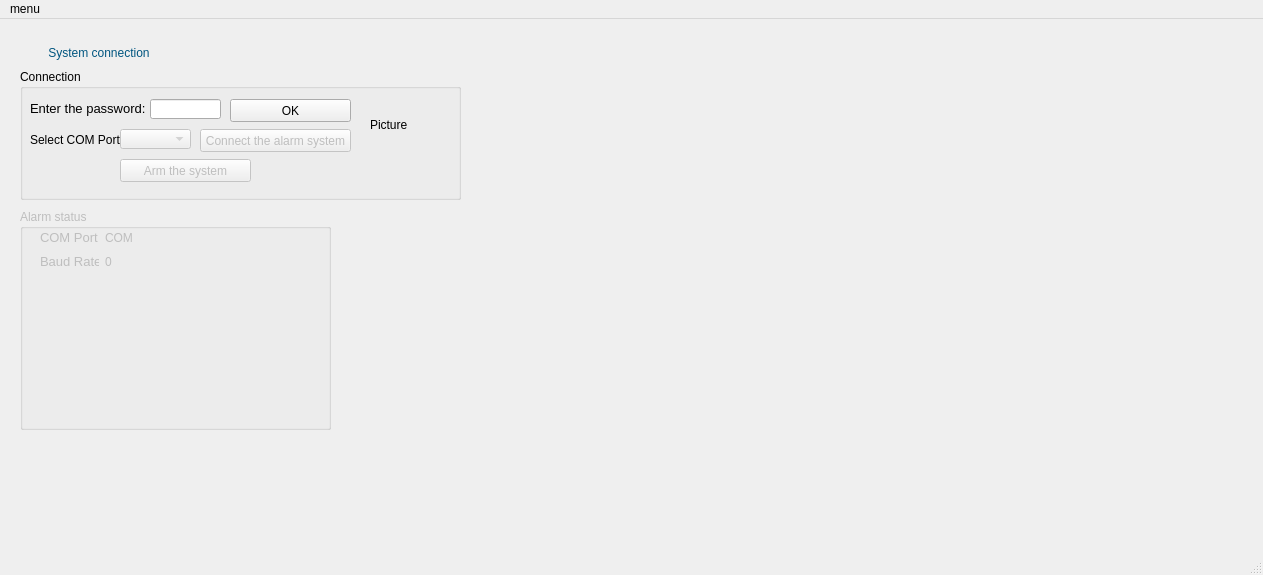
Above: alarm_system/mainwindow.ui from tamasstummer/alarm_system_Qt before the change. Below: the same form after it.
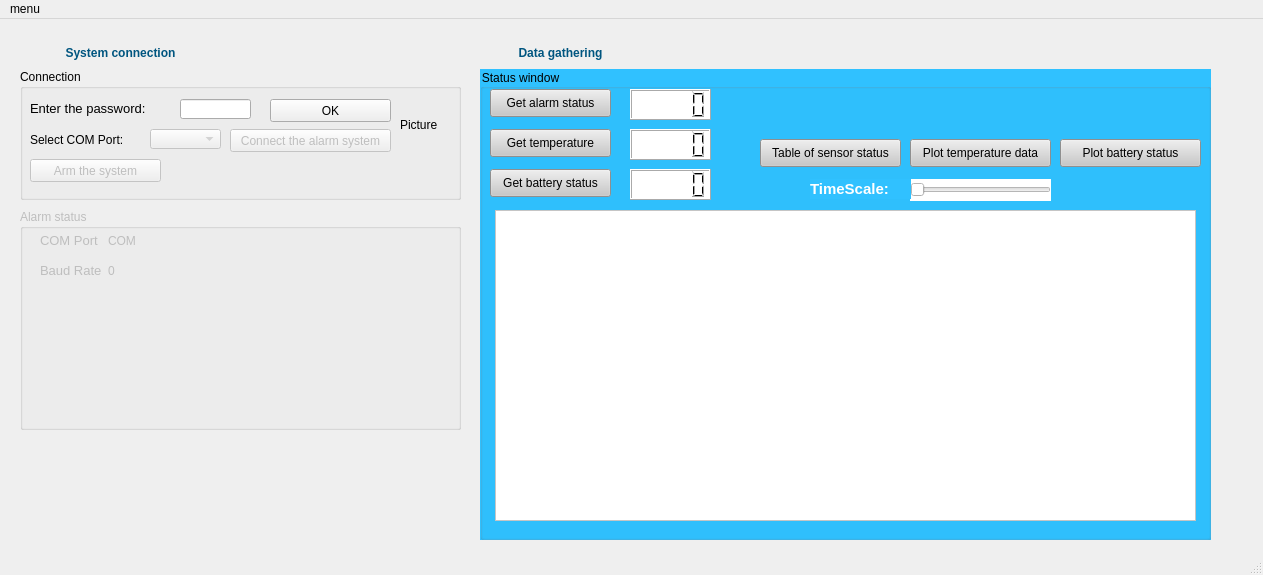
That is the form after the change.

Commit message: feature is started with mainwindow modification

What changed in the file:
```diff
--- a/alarm_system/mainwindow.ui
+++ b/alarm_system/mainwindow.ui
@@ -22,7 +22,7 @@
      <rect>
       <x>20</x>
       <y>10</y>
-      <width>158</width>
+      <width>201</width>
       <height>49</height>
      </rect>
     </property>
@@ -33,7 +33,7 @@
      <string notr="true">font: 12pt &quot;MS Shell Dlg 2&quot;;</string>
     </property>
     <property name="text">
-     <string>&lt;html&gt;&lt;head/&gt;&lt;body&gt;&lt;p&gt;&lt;span style=&quot; color:#00557f;&quot;&gt;System connection&lt;/span&gt;&lt;/p&gt;&lt;/body&gt;&lt;/html&gt;</string>
+     <string>&lt;html&gt;&lt;head/&gt;&lt;body&gt;&lt;p&gt;&lt;span style=&quot; font-weight:600; color:#00557f;&quot;&gt;System connection&lt;/span&gt;&lt;/p&gt;&lt;/body&gt;&lt;/html&gt;</string>
     </property>
     <property name="alignment">
      <set>Qt::AlignCenter</set>
@@ -47,7 +47,7 @@
      <rect>
       <x>20</x>
       <y>190</y>
-      <width>311</width>
+      <width>441</width>
       <height>221</height>
      </rect>
     </property>
@@ -59,8 +59,8 @@
       <rect>
        <x>20</x>
        <y>20</y>
-       <width>93</width>
-       <height>42</height>
+       <width>117</width>
+       <height>53</height>
       </rect>
      </property>
      <layout class="QHBoxLayout" name="horizontalLayout">
@@ -123,7 +123,7 @@
       <rect>
        <x>10</x>
        <y>30</y>
-       <width>131</width>
+       <width>151</width>
        <height>20</height>
       </rect>
      </property>
@@ -134,7 +134,7 @@
     <widget class="QPushButton" name="buttonPasswordOK">
      <property name="geometry">
       <rect>
-       <x>210</x>
+       <x>250</x>
        <y>30</y>
        <width>121</width>
        <height>23</height>
@@ -152,7 +152,7 @@
       <rect>
        <x>10</x>
        <y>60</y>
-       <width>91</width>
+       <width>101</width>
        <height>21</height>
       </rect>
      </property>
@@ -166,7 +166,7 @@
      </property>
      <property name="geometry">
       <rect>
-       <x>100</x>
+       <x>130</x>
        <y>60</y>
        <width>71</width>
        <height>20</height>
@@ -182,9 +182,9 @@
      </property>
      <property name="geometry">
       <rect>
-       <x>180</x>
+       <x>210</x>
        <y>60</y>
-       <width>151</width>
+       <width>161</width>
        <height>23</height>
       </rect>
      </property>
@@ -195,7 +195,7 @@
     <widget class="QLineEdit" name="text_Password">
      <property name="geometry">
       <rect>
-       <x>130</x>
+       <x>160</x>
        <y>30</y>
        <width>71</width>
        <height>20</height>
@@ -205,7 +205,7 @@
     <widget class="QLabel" name="label_2">
      <property name="geometry">
       <rect>
-       <x>350</x>
+       <x>380</x>
        <y>20</y>
        <width>51</width>
        <height>71</height>
@@ -221,7 +221,7 @@
      </property>
      <property name="geometry">
       <rect>
-       <x>100</x>
+       <x>10</x>
        <y>90</y>
        <width>131</width>
        <height>23</height>
@@ -232,6 +232,231 @@
      </property>
     </widget>
    </widget>
+   <widget class="QGroupBox" name="statusWindow">
+    <property name="geometry">
+     <rect>
+      <x>480</x>
+      <y>50</y>
+      <width>731</width>
+      <height>471</height>
+     </rect>
+    </property>
+    <property name="whatsThis">
+     <string>&lt;html&gt;&lt;head/&gt;&lt;body&gt;&lt;p&gt;Status window&lt;/p&gt;&lt;/body&gt;&lt;/html&gt;</string>
+    </property>
+    <property name="styleSheet">
+     <string notr="true">background-color: rgb(48, 193, 255);</string>
+    </property>
+    <property name="title">
+     <string>Status window</string>
+    </property>
+    <widget class="QPushButton" name="alarmStatus">
+     <property name="geometry">
+      <rect>
+       <x>10</x>
+       <y>20</y>
+       <width>121</width>
+       <height>28</height>
+      </rect>
+     </property>
+     <property name="styleSheet">
+      <string notr="true">background-color: rgb(200, 200, 200);</string>
+     </property>
+     <property name="text">
+      <string>Get alarm status</string>
+     </property>
+    </widget>
+    <widget class="QPushButton" name="tempStatus">
+     <property name="geometry">
+      <rect>
+       <x>10</x>
+       <y>60</y>
+       <width>121</width>
+       <height>28</height>
+      </rect>
+     </property>
+     <property name="styleSheet">
+      <string notr="true">background-color: rgb(200, 200, 200);</string>
+     </property>
+     <property name="text">
+      <string>Get temperature</string>
+     </property>
+    </widget>
+    <widget class="QPushButton" name="battStatus">
+     <property name="geometry">
+      <rect>
+       <x>10</x>
+       <y>100</y>
+       <width>121</width>
+       <height>28</height>
+      </rect>
+     </property>
+     <property name="styleSheet">
+      <string notr="true">background-color: rgb(200, 200, 200);</string>
+     </property>
+     <property name="text">
+      <string>Get battery status</string>
+     </property>
+    </widget>
+    <widget class="QPushButton" name="alarmPlot">
+     <property name="geometry">
+      <rect>
+       <x>280</x>
+       <y>70</y>
+       <width>141</width>
+       <height>28</height>
+      </rect>
+     </property>
+     <property name="styleSheet">
+      <string notr="true">background-color: rgb(200, 200, 200);</string>
+     </property>
+     <property name="text">
+      <string>Table of sensor status</string>
+     </property>
+    </widget>
+    <widget class="QPushButton" name="tempPlot">
+     <property name="geometry">
+      <rect>
+       <x>430</x>
+       <y>70</y>
+       <width>141</width>
+       <height>28</height>
+      </rect>
+     </property>
+     <property name="styleSheet">
+      <string notr="true">background-color: rgb(200, 200, 200);</string>
+     </property>
+     <property name="text">
+      <string>Plot temperature data</string>
+     </property>
+    </widget>
+    <widget class="QPushButton" name="battPlot">
+     <property name="geometry">
+      <rect>
+       <x>580</x>
+       <y>70</y>
+       <width>141</width>
+       <height>28</height>
+      </rect>
+     </property>
+     <property name="styleSheet">
+      <string notr="true">background-color: rgb(200, 200, 200);</string>
+     </property>
+     <property name="text">
+      <string>Plot battery status</string>
+     </property>
+    </widget>
+    <widget class="QLCDNumber" name="lcdAlarmStatus">
+     <property name="geometry">
+      <rect>
+       <x>150</x>
+       <y>20</y>
+       <width>81</width>
+       <height>31</height>
+      </rect>
+     </property>
+     <property name="styleSheet">
+      <string notr="true">background-color: rgb(255, 255, 255);</string>
+     </property>
+    </widget>
+    <widget class="QLCDNumber" name="lcdTempStatus">
+     <property name="geometry">
+      <rect>
+       <x>150</x>
+       <y>60</y>
+       <width>81</width>
+       <height>31</height>
+      </rect>
+     </property>
+     <property name="styleSheet">
+      <string notr="true">background-color: rgb(255, 255, 255);</string>
+     </property>
+    </widget>
+    <widget class="QLCDNumber" name="lcdBattStatus">
+     <property name="geometry">
+      <rect>
+       <x>150</x>
+       <y>100</y>
+       <width>81</width>
+       <height>31</height>
+      </rect>
+     </property>
+     <property name="styleSheet">
+      <string notr="true">background-color: rgb(255, 255, 255);</string>
+     </property>
+    </widget>
+    <widget class="QGraphicsView" name="plotArea">
+     <property name="geometry">
+      <rect>
+       <x>15</x>
+       <y>141</y>
+       <width>701</width>
+       <height>311</height>
+      </rect>
+     </property>
+     <property name="styleSheet">
+      <string notr="true">background-color: rgb(255, 255, 255);</string>
+     </property>
+    </widget>
+    <widget class="QSlider" name="timeSlide">
+     <property name="geometry">
+      <rect>
+       <x>430</x>
+       <y>110</y>
+       <width>141</width>
+       <height>22</height>
+      </rect>
+     </property>
+     <property name="maximumSize">
+      <size>
+       <width>160</width>
+       <height>16777215</height>
+      </size>
+     </property>
+     <property name="styleSheet">
+      <string notr="true">color: rgb(255, 255, 255);
+background-color: rgb(255, 255, 255);</string>
+     </property>
+     <property name="orientation">
+      <enum>Qt::Horizontal</enum>
+     </property>
+    </widget>
+    <widget class="QLabel" name="label_10">
+     <property name="geometry">
+      <rect>
+       <x>330</x>
+       <y>110</y>
+       <width>101</width>
+       <height>20</height>
+      </rect>
+     </property>
+     <property name="text">
+      <string>&lt;html&gt;&lt;head/&gt;&lt;body&gt;&lt;p&gt;&lt;span style=&quot; font-size:11pt; font-weight:600; color:#ffffff;&quot;&gt;TimeScale:&lt;/span&gt;&lt;/p&gt;&lt;/body&gt;&lt;/html&gt;</string>
+     </property>
+    </widget>
+   </widget>
+   <widget class="QLabel" name="label_9">
+    <property name="geometry">
+     <rect>
+      <x>470</x>
+      <y>10</y>
+      <width>181</width>
+      <height>49</height>
+     </rect>
+    </property>
+    <property name="toolTip">
+     <string>&lt;html&gt;&lt;head/&gt;&lt;body&gt;&lt;p&gt;asd&lt;/p&gt;&lt;/body&gt;&lt;/html&gt;</string>
+    </property>
+    <property name="styleSheet">
+     <string notr="true">font: 12pt &quot;MS Shell Dlg 2&quot;;</string>
+    </property>
+    <property name="text">
+     <string>&lt;html&gt;&lt;head/&gt;&lt;body&gt;&lt;p&gt;&lt;span style=&quot; font-weight:600; color:#00557f;&quot;&gt;Data gathering&lt;/span&gt;&lt;/p&gt;&lt;/body&gt;&lt;/html&gt;</string>
+    </property>
+    <property name="alignment">
+     <set>Qt::AlignCenter</set>
+    </property>
+   </widget>
   </widget>
   <widget class="QMenuBar" name="menubar">
    <property name="geometry">
```
Left out of the diff: 2 changed lines with no effect on the pictures.
